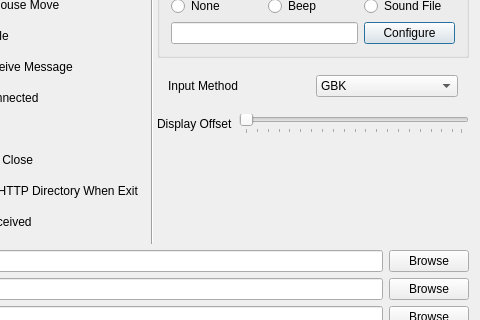
Before: the Qt Designer form src/ui/prefdialog.ui in hosiet/fqterm, drawn with Qt 5; both pictures show x 139 to 619 and y 102 to 422 of the 619 by 584 pixel window.
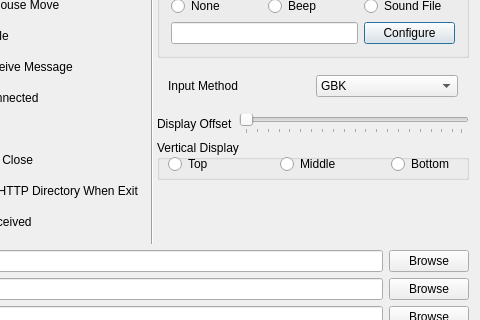
After: the same form once the commit is applied.

```diff
--- a/src/ui/prefdialog.ui
+++ b/src/ui/prefdialog.ui
@@ -263,6 +263,58 @@
        </item>
       </layout>
      </item>
+     <item>
+      <widget class="QGroupBox" name="verticalDisplayGroupBox">
+       <property name="minimumSize">
+        <size>
+         <width>0</width>
+         <height>40</height>
+        </size>
+       </property>
+       <property name="title">
+        <string>Vertical Display</string>
+       </property>
+       <widget class="QRadioButton" name="topRadioButton">
+        <property name="geometry">
+         <rect>
+          <x>11</x>
+          <y>15</y>
+          <width>84</width>
+          <height>18</height>
+         </rect>
+        </property>
+        <property name="text">
+         <string>Top</string>
+        </property>
+       </widget>
+       <widget class="QRadioButton" name="middleRadioButton">
+        <property name="geometry">
+         <rect>
+          <x>123</x>
+          <y>15</y>
+          <width>84</width>
+          <height>18</height>
+         </rect>
+        </property>
+        <property name="text">
+         <string>Middle</string>
+        </property>
+       </widget>
+       <widget class="QRadioButton" name="bottomRadioButton">
+        <property name="geometry">
+         <rect>
+          <x>234</x>
+          <y>15</y>
+          <width>84</width>
+          <height>18</height>
+         </rect>
+        </property>
+        <property name="text">
+         <string>Bottom</string>
+        </property>
+       </widget>
+      </widget>
+     </item>
      <item>
       <spacer>
        <property name="orientation">
@@ -274,7 +326,7 @@
        <property name="sizeHint" stdset="0">
         <size>
          <width>287</width>
-         <height>58</height>
+         <height>28</height>
         </size>
        </property>
       </spacer>
```
